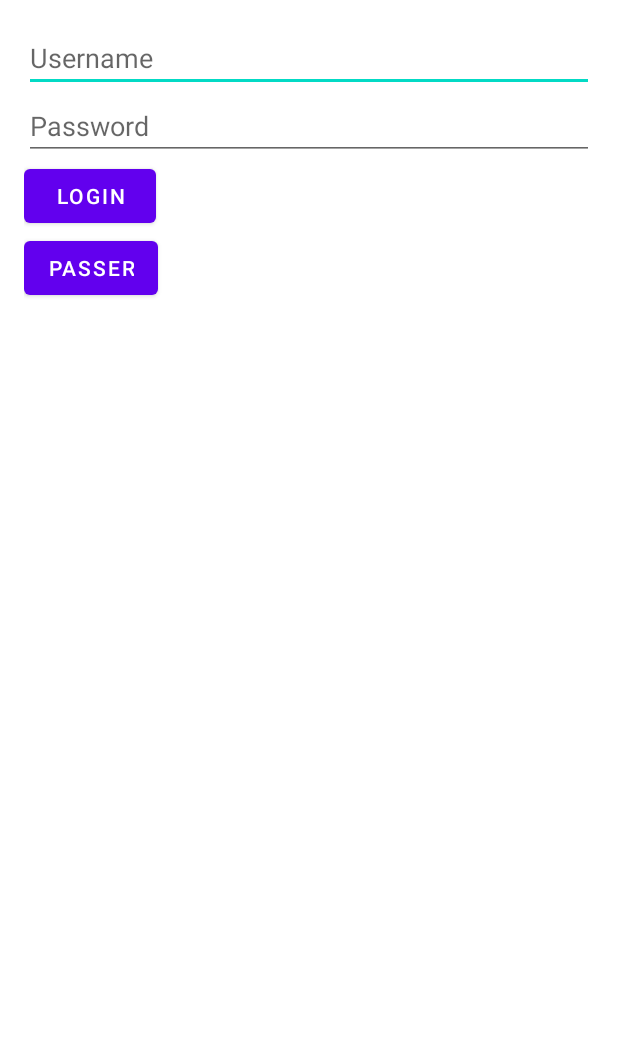
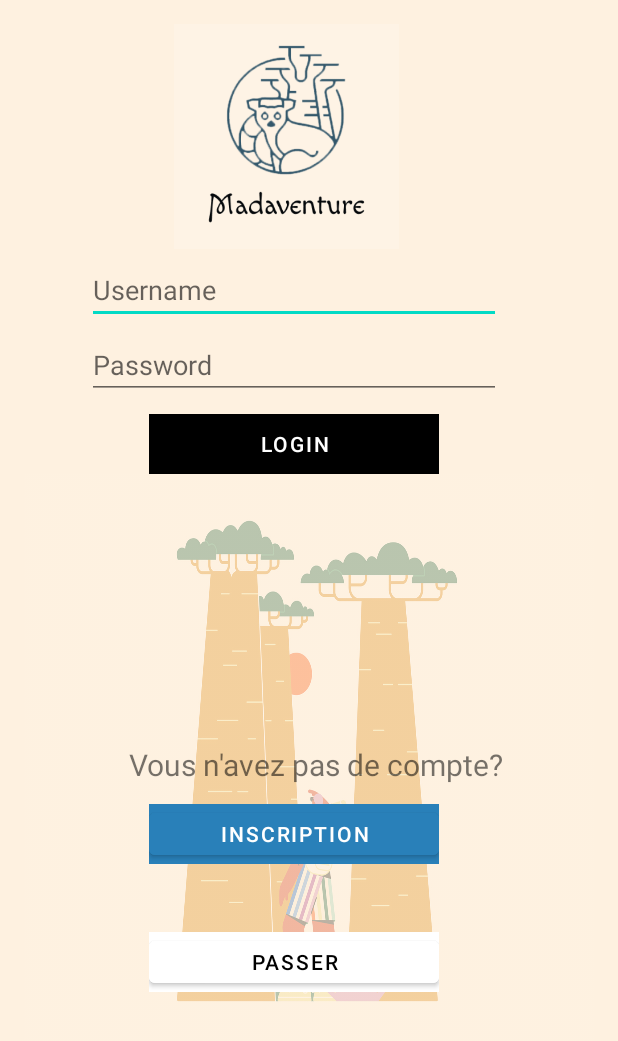
Before and after one commit to LafatraFitia/Madaventure-mobile-android, an Android app: the layout fragment_login.xml on its own in the app's theme, with its tools: preview values and no code run, on a phone screen of 412 x 824 dp. Shown: the top 1041 px of the screen. Run offline under Robolectric (Android 15) with nearby library versions, the phone set to English and light mode, and no system bars.

Commit message:
Login template

```diff
--- a/app/src/main/res/layout/fragment_login.xml
+++ b/app/src/main/res/layout/fragment_login.xml
@@ -1,34 +1,147 @@
 <?xml version="1.0" encoding="utf-8"?>
-<LinearLayout
-    xmlns:android="http://schemas.android.com/apk/res/android"
+<LinearLayout xmlns:android="http://schemas.android.com/apk/res/android"
+    xmlns:app="http://schemas.android.com/apk/res-auto"
+    xmlns:tools="http://schemas.android.com/tools"
     android:layout_width="match_parent"
     android:layout_height="match_parent"
+    android:background="#FEF1E0"
     android:orientation="vertical"
     android:padding="16dp">
+
+    <RelativeLayout
+        android:id="@+id/login_ou_in"
+        android:layout_width="150dp"
+        android:layout_height="150dp"
+        android:layout_marginLeft="100dp"
+        android:background="#FEF3E5"
+        android:clipToOutline="true">
+
+        <ImageView
+            android:id="@+id/imageView2"
+            android:layout_width="wrap_content"
+            android:layout_height="wrap_content"
+            app:srcCompat="@drawable/logo_groupe" />
+    </RelativeLayout>
+
+    <RelativeLayout
+        android:id="@+id/input_email"
+        android:layout_width="276dp"
+        android:layout_height="40dp"
+        android:layout_alignParentLeft="true"
+        android:layout_alignParentTop="true"
+        android:layout_marginLeft="42dp"
+        android:layout_marginTop="10dp"
+        android:clipToOutline="true">
+
 
         <EditText
             android:id="@+id/usernameEditText"
             android:layout_width="match_parent"
             android:layout_height="wrap_content"
             android:hint="Username"
-        android:inputType="text" />
+            android:inputType="text"
+            android:minHeight="48dp"
+            tools:ignore="TouchTargetSizeCheck" />
+    </RelativeLayout>
+
+    <RelativeLayout
+        android:id="@+id/input_password"
+        android:layout_width="276dp"
+        android:layout_height="40dp"
+        android:layout_alignParentLeft="true"
+        android:layout_alignParentTop="true"
+        android:layout_marginLeft="42dp"
+        android:layout_marginTop="10dp"
+        android:clipToOutline="true">
 
         <EditText
             android:id="@+id/passwordEditText"
             android:layout_width="match_parent"
             android:layout_height="wrap_content"
             android:hint="Password"
-        android:inputType="textPassword" />
+            android:inputType="textPassword"
+            android:minHeight="48dp"
+            tools:ignore="TouchTargetSizeCheck" />
+    </RelativeLayout>
+
+    <!-- Auto layout, variables, and unit scale are not yet supported -->
+    <RelativeLayout
+        android:id="@+id/login_but"
+        android:layout_width="193dp"
+        android:layout_height="40dp"
+        android:layout_alignParentLeft="true"
+        android:layout_alignParentTop="true"
+        android:layout_marginLeft="83dp"
+        android:layout_marginTop="10dp"
+        android:background="#000000"
+        android:clipToOutline="true">
 
         <Button
             android:id="@+id/loginButton"
+            android:layout_width="193dp"
+            android:layout_height="40dp"
+            android:backgroundTint="#000000"
+            android:minHeight="48dp"
+            android:text="Login"
+            tools:ignore="TouchTargetSizeCheck" />
+    </RelativeLayout>
+
+    <!-- Auto layout, variables, and unit scale are not yet supported -->
+
+    <RelativeLayout
+        android:layout_width="match_parent"
+        android:layout_height="385dp"
+        android:background="@drawable/baobab_opac">
+
+        <RelativeLayout
+            android:id="@+id/signup_but"
+            android:layout_width="193dp"
+            android:layout_height="40dp"
+            android:layout_alignParentLeft="true"
+            android:layout_alignParentTop="true"
+            android:layout_marginLeft="83dp"
+            android:layout_marginTop="220dp"
+            android:background="#2980B9"
+            android:clipToOutline="true">
+
+            <Button
+                android:id="@+id/signupButton"
+                android:layout_width="193dp"
+                android:layout_height="40dp"
+                android:backgroundTint="#2980B9"
+                android:text="inscription"
+                tools:ignore="TouchTargetSizeCheck" />
+        </RelativeLayout>
+
+        <RelativeLayout
+            android:id="@+id/outlined_but"
+            android:layout_width="193dp"
+            android:layout_height="40dp"
+            android:layout_alignParentLeft="true"
+            android:layout_alignParentTop="true"
+            android:layout_marginLeft="83dp"
+            android:layout_marginTop="305dp"
+            android:background="#FFFFFF"
+            android:clipToOutline="true">
+
+            <Button
+                android:id="@+id/skipButton"
+                android:layout_width="193dp"
+                android:layout_height="40dp"
+                android:backgroundTint="#FFFFFF"
+                android:text="passer"
+                android:textColor="@color/black"
+                tools:ignore="TouchTargetSizeCheck" />
+        </RelativeLayout>
+
+        <TextView
+            android:id="@+id/textView2"
             android:layout_width="wrap_content"
             android:layout_height="wrap_content"
-        android:text="Login" />
-    <Button
-        android:id="@+id/skipButton"
-        android:layout_width="wrap_content"
-        android:layout_height="wrap_content"
-        android:text="passer" />
+            android:layout_marginLeft="70dp"
+            android:layout_marginTop="180dp"
+            android:text="Vous n'avez pas de compte?"
+            android:textSize="20sp" />
+    </RelativeLayout>
 
 </LinearLayout>
```
Also changed, not shown: app/src/main/java/com/itumaster/madaventure/LoginFragment.java (+23 -1 lines), app/src/main/java/com/itumaster/madaventure/MainActivity.java (+11 -12 lines), app/src/main/java/com/itumaster/madaventure/SignupFragment.java (added, +64 -0 lines), app/src/main/res/layout/fragment_signup.xml (added, +14 -0 lines), app/src/main/res/drawable/baobab.jpg (added), app/src/main/res/drawable/baobab_opac.png (added). Lines whose indentation alone changed are shown as unchanged.
